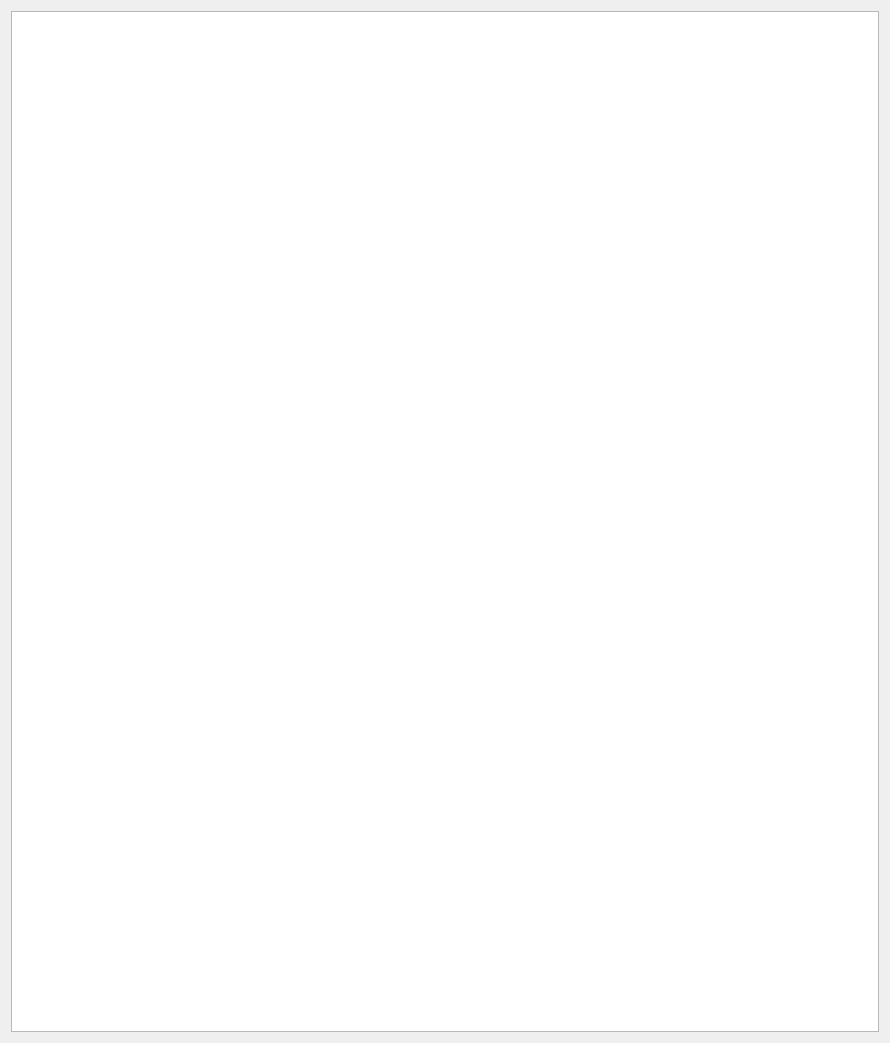
Above: romhexdialog.ui from travisgoodspeed/maskromtool before the change. Below: the same form after it.
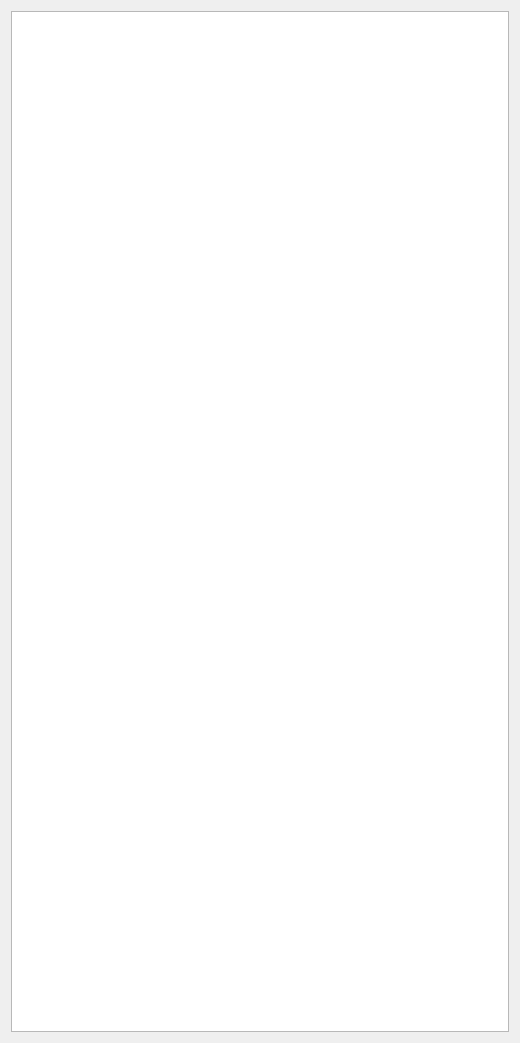
That is the form after the change.

Commit message: GUI Hex Viewer now tracks start and end addresses of selectison. #64

What changed in the file:
```diff
--- a/romhexdialog.ui
+++ b/romhexdialog.ui
@@ -6,7 +6,7 @@
    <rect>
     <x>0</x>
     <y>0</y>
-    <width>890</width>
+    <width>520</width>
     <height>1043</height>
    </rect>
   </property>
```
The commit also changes 2 other files.
